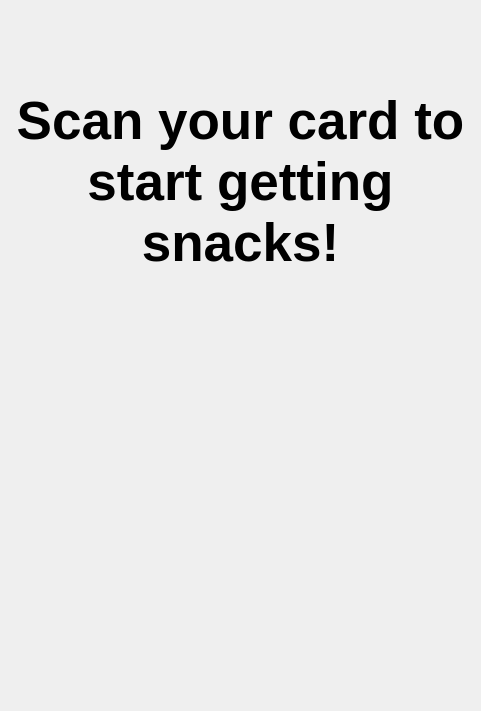
Qt form umati/UmatiSplashView.ui (kheimerl/umati) before a commit.
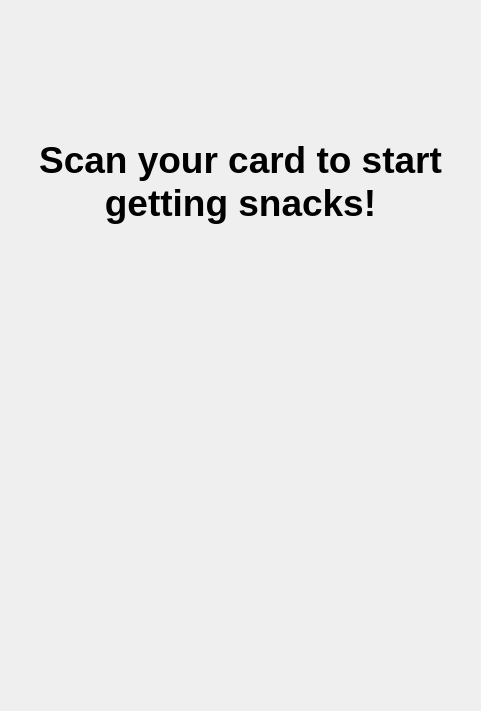
The same form after that commit.

```diff
--- a/umati/UmatiSplashView.ui
+++ b/umati/UmatiSplashView.ui
@@ -27,7 +27,7 @@
      <widget class="QLabel" name="splash">
       <property name="font">
        <font>
-        <pointsize>40</pointsize>
+        <pointsize>28</pointsize>
         <weight>75</weight>
         <bold>true</bold>
        </font>
```
